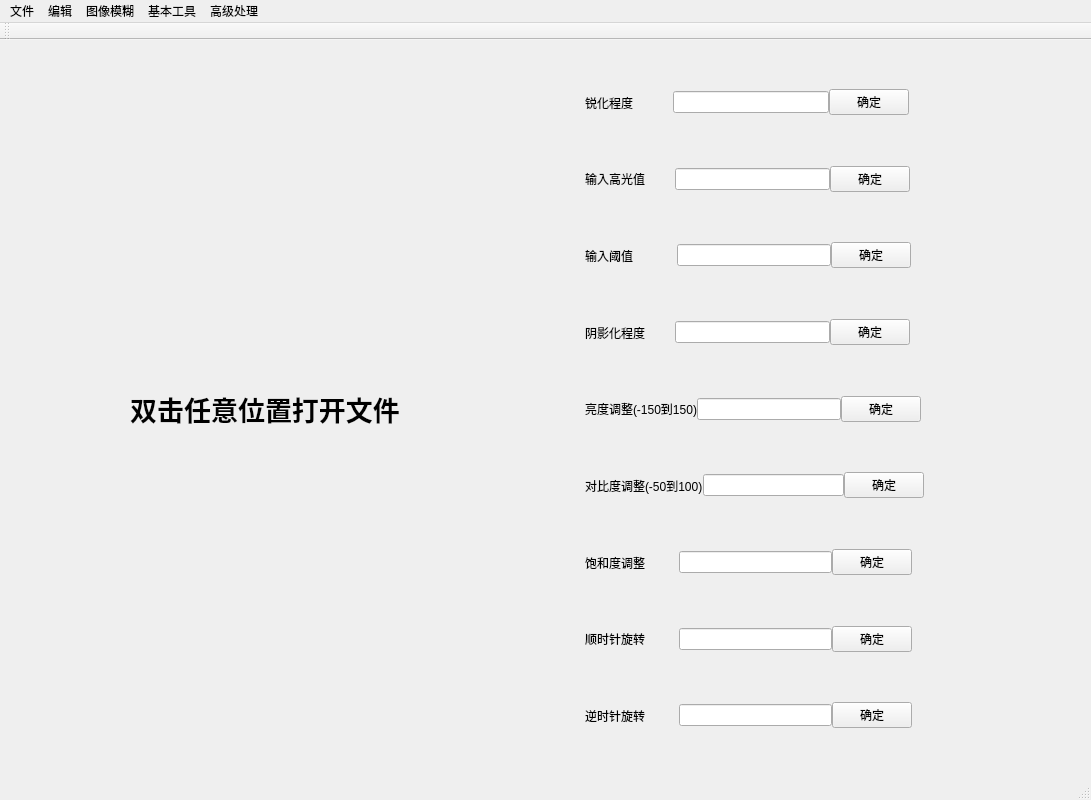
The window that ImageWithUI/ui/mainwindow.ui (Obj4ct/ImageWithUI) describes before a commit, drawn with Qt 5.
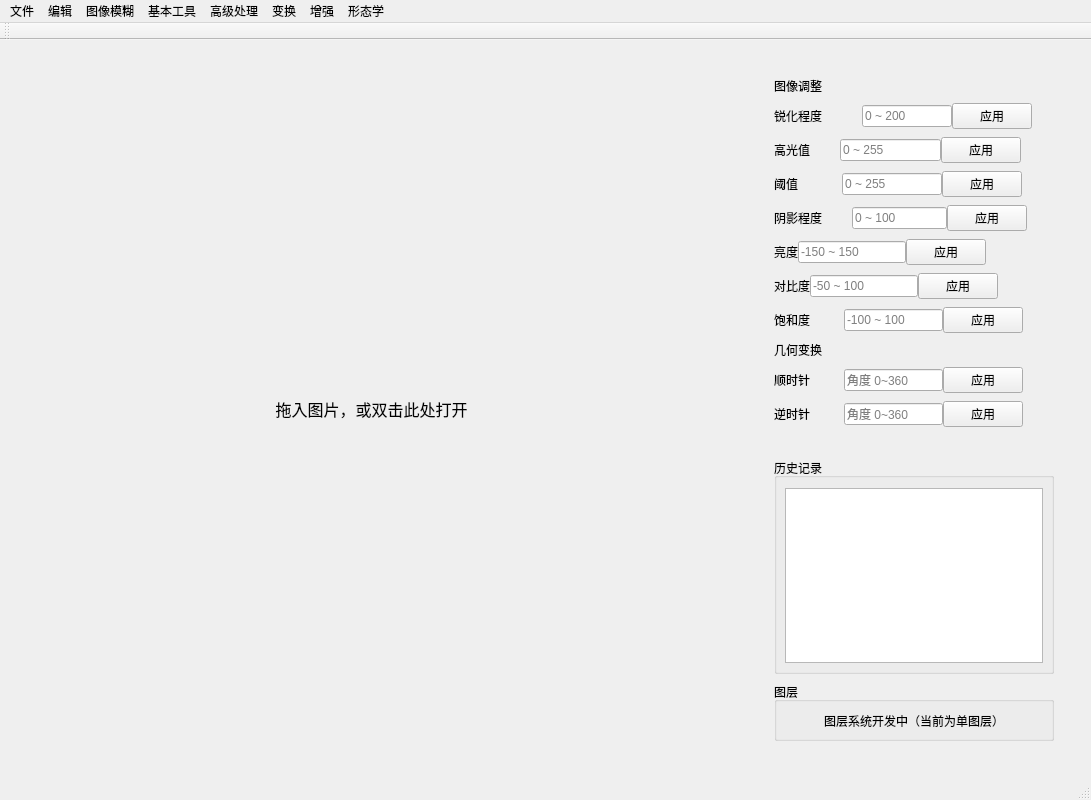
The same window after the commit. Icons and pictures are not drawn.

Commit message:
feat: 增强算子/多格式读写/界面重构，并重做眼部放大
- 新增直方图均衡、形态学、3x3 卷积、USM、裁剪等算子及对应对话框

- 打开支持 BMP/PNG/JPG/GIF/TIFF/TGA/WebP，统一转为内部 24 位 BGR

- 修复旋转崩溃（QImage 行宽 4 字节对齐越界）与反复旋转退化（改为无损基准+累计角度）

- 眼部区域液化重做为眼部放大：径向放大 + 平滑衰减，算法下沉到 Function 并加自检

- 深色/浅色主题重写，子窗口统一交给全局主题；右侧新增历史记录面板与图层占位

- 自检 47 项全绿

```diff
--- a/ImageWithUI/ui/mainwindow.ui
+++ b/ImageWithUI/ui/mainwindow.ui
@@ -15,12 +15,33 @@
   </property>
   <widget class="QWidget" name="centralwidget">
    <layout class="QHBoxLayout" name="horizontalLayout_4">
+    <property name="spacing">
+     <number>12</number>
+    </property>
+    <property name="leftMargin">
+     <number>12</number>
+    </property>
+    <property name="topMargin">
+     <number>12</number>
+    </property>
+    <property name="rightMargin">
+     <number>12</number>
+    </property>
+    <property name="bottomMargin">
+     <number>12</number>
+    </property>
     <item>
      <widget class="QLabel" name="imageLabel">
+      <property name="sizePolicy">
+       <sizepolicy hsizetype="Expanding" vsizetype="Expanding">
+        <horstretch>1</horstretch>
+        <verstretch>1</verstretch>
+       </sizepolicy>
+      </property>
       <property name="minimumSize">
        <size>
-        <width>512</width>
-        <height>512</height>
+        <width>320</width>
+        <height>320</height>
        </size>
       </property>
       <property name="maximumSize">
@@ -31,12 +52,11 @@
       </property>
       <property name="font">
        <font>
-        <pointsize>20</pointsize>
-        <bold>true</bold>
+        <pointsize>12</pointsize>
        </font>
       </property>
       <property name="text">
-       <string>双击任意位置打开文件</string>
+       <string>拖入图片，或双击此处打开</string>
       </property>
       <property name="textFormat">
        <enum>Qt::AutoText</enum>
@@ -57,6 +77,18 @@
     </item>
     <item>
      <widget class="QWidget" name="widget" native="true">
+      <property name="minimumSize">
+       <size>
+        <width>336</width>
+        <height>0</height>
+       </size>
+      </property>
+      <property name="maximumSize">
+       <size>
+        <width>336</width>
+        <height>16777215</height>
+       </size>
+      </property>
       <layout class="QHBoxLayout" name="horizontalLayout_5">
        <item>
         <spacer name="horizontalSpacer">
@@ -77,6 +109,28 @@
        <item>
         <widget class="QWidget" name="widget_14" native="true">
          <layout class="QVBoxLayout" name="verticalLayout_4">
+          <property name="spacing">
+           <number>8</number>
+          </property>
+          <property name="leftMargin">
+           <number>18</number>
+          </property>
+          <property name="topMargin">
+           <number>16</number>
+          </property>
+          <property name="rightMargin">
+           <number>16</number>
+          </property>
+          <property name="bottomMargin">
+           <number>16</number>
+          </property>
+          <item>
+           <widget class="QLabel" name="label_sec_adjust">
+            <property name="text">
+             <string>图像调整</string>
+            </property>
+           </widget>
+          </item>
           <item>
            <widget class="QWidget" name="widget_8" native="true">
             <layout class="QHBoxLayout" name="horizontalLayout_12">
@@ -103,12 +157,16 @@
               </widget>
              </item>
              <item>
-              <widget class="QLineEdit" name="lineEdit_sharpen"/>
+              <widget class="QLineEdit" name="lineEdit_sharpen">
+               <property name="placeholderText">
+                <string>0 ~ 200</string>
+               </property>
+              </widget>
              </item>
              <item>
               <widget class="QPushButton" name="btn_sharpen">
                <property name="text">
-                <string>确定</string>
+                <string>应用</string>
                </property>
               </widget>
              </item>
@@ -149,17 +207,21 @@
              <item>
               <widget class="QLabel" name="label_32">
                <property name="text">
-                <string>输入高光值         </string>
+                <string>高光值         </string>
                </property>
               </widget>
              </item>
              <item>
-              <widget class="QLineEdit" name="lineEdit_highlight"/>
+              <widget class="QLineEdit" name="lineEdit_highlight">
+               <property name="placeholderText">
+                <string>0 ~ 255</string>
+               </property>
+              </widget>
              </item>
              <item>
               <widget class="QPushButton" name="btn_highlight_ok">
                <property name="text">
-                <string>确定</string>
+                <string>应用</string>
                </property>
               </widget>
              </item>
@@ -200,17 +262,21 @@
              <item>
               <widget class="QLabel" name="label_34">
                <property name="text">
-                <string>输入阈值             </string>
+                <string>阈值             </string>
                </property>
               </widget>
              </item>
              <item>
-              <widget class="QLineEdit" name="lineEdit_threshold"/>
+              <widget class="QLineEdit" name="lineEdit_threshold">
+               <property name="placeholderText">
+                <string>0 ~ 255</string>
+               </property>
+              </widget>
              </item>
              <item>
               <widget class="QPushButton" name="btn_threshold_ok">
                <property name="text">
-                <string>确定</string>
+                <string>应用</string>
                </property>
               </widget>
              </item>
@@ -251,17 +317,21 @@
              <item>
               <widget class="QLabel" name="label_30">
                <property name="text">
-                <string>阴影化程度         </string>
+                <string>阴影程度         </string>
                </property>
               </widget>
              </item>
              <item>
-              <widget class="QLineEdit" name="lineEdit_shadow"/>
+              <widget class="QLineEdit" name="lineEdit_shadow">
+               <property name="placeholderText">
+                <string>0 ~ 100</string>
+               </property>
+              </widget>
              </item>
              <item>
               <widget class="QPushButton" name="btn_shadow_ok">
                <property name="text">
-                <string>确定</string>
+                <string>应用</string>
                </property>
               </widget>
              </item>
@@ -302,17 +372,21 @@
              <item>
               <widget class="QLabel" name="label">
                <property name="text">
-                <string>亮度调整(-150到150)</string>
+                <string>亮度</string>
                </property>
               </widget>
              </item>
              <item>
-              <widget class="QLineEdit" name="lineEdit_brightness"/>
+              <widget class="QLineEdit" name="lineEdit_brightness">
+               <property name="placeholderText">
+                <string>-150 ~ 150</string>
+               </property>
+              </widget>
              </item>
              <item>
               <widget class="QPushButton" name="btn_brightness">
                <property name="text">
-                <string>确定</string>
+                <string>应用</string>
                </property>
               </widget>
              </item>
@@ -356,17 +430,21 @@
              <item>
               <widget class="QLabel" name="label_2">
                <property name="text">
-                <string>对比度调整(-50到100)</string>
+                <string>对比度</string>
                </property>
               </widget>
              </item>
              <item>
-              <widget class="QLineEdit" name="lineEdit_contrast"/>
+              <widget class="QLineEdit" name="lineEdit_contrast">
+               <property name="placeholderText">
+                <string>-50 ~ 100</string>
+               </property>
+              </widget>
              </item>
              <item>
               <widget class="QPushButton" name="btn_contrast">
                <property name="text">
-                <string>确定</string>
+                <string>应用</string>
                </property>
               </widget>
              </item>
@@ -407,21 +485,21 @@
              <item>
               <widget class="QLabel" name="label_3">
                <property name="text">
-                <string>饱和度调整          </string>
+                <string>饱和度          </string>
                </property>
               </widget>
              </item>
              <item>
               <widget class="QLineEdit" name="lineEdit_saturation">
-               <property name="text">
-                <string/>
+               <property name="placeholderText">
+                <string>-100 ~ 100</string>
                </property>
               </widget>
              </item>
              <item>
               <widget class="QPushButton" name="btn_saturation">
                <property name="text">
-                <string>确定</string>
+                <string>应用</string>
                </property>
               </widget>
              </item>
@@ -441,6 +519,13 @@
             </layout>
            </widget>
           </item>
+          <item>
+           <widget class="QLabel" name="label_sec_transform">
+            <property name="text">
+             <string>几何变换</string>
+            </property>
+           </widget>
+          </item>
           <item>
            <widget class="QWidget" name="widget_17" native="true">
             <layout class="QHBoxLayout" name="horizontalLayout_7">
@@ -465,17 +550,21 @@
              <item>
               <widget class="QLabel" name="label_20">
                <property name="text">
-                <string>顺时针旋转          </string>
+                <string>顺时针          </string>
                </property>
               </widget>
              </item>
              <item>
-              <widget class="QLineEdit" name="lineEdit_rotate"/>
+              <widget class="QLineEdit" name="lineEdit_rotate">
+               <property name="placeholderText">
+                <string>角度 0~360</string>
+               </property>
+              </widget>
              </item>
              <item>
               <widget class="QPushButton" name="btn_rotate_ok">
                <property name="text">
-                <string>确定</string>
+                <string>应用</string>
                </property>
               </widget>
              </item>
@@ -516,17 +605,21 @@
              <item>
               <widget class="QLabel" name="label_21">
                <property name="text">
-                <string>逆时针旋转          </string>
+                <string>逆时针          </string>
                </property>
               </widget>
              </item>
              <item>
-              <widget class="QLineEdit" name="lineEdit_rotate_r"/>
+              <widget class="QLineEdit" name="lineEdit_rotate_r">
+               <property name="placeholderText">
+                <string>角度 0~360</string>
+               </property>
+              </widget>
              </item>
              <item>
               <widget class="QPushButton" name="btn_rotate_r">
                <property name="text">
-                <string>确定</string>
+                <string>应用</string>
                </property>
               </widget>
              </item>
@@ -546,6 +639,87 @@
             </layout>
            </widget>
           </item>
+          <item>
+           <spacer name="verticalSpacer_panel">
+            <property name="orientation">
+             <enum>Qt::Vertical</enum>
+            </property>
+            <property name="sizeHint" stdset="0">
+             <size>
+              <width>20</width>
+              <height>40</height>
+             </size>
+            </property>
+           </spacer>
+          </item>
+          <item>
+           <widget class="QGroupBox" name="group_history">
+            <property name="title">
+             <string>历史记录</string>
+            </property>
+            <layout class="QVBoxLayout" name="verticalLayout_history">
+             <property name="spacing">
+              <number>6</number>
+             </property>
+             <property name="leftMargin">
+              <number>8</number>
+             </property>
+             <property name="topMargin">
+              <number>10</number>
+             </property>
+             <property name="rightMargin">
+              <number>8</number>
+             </property>
+             <property name="bottomMargin">
+              <number>8</number>
+             </property>
+             <item>
+              <widget class="QListWidget" name="historyList">
+               <property name="sizePolicy">
+                <sizepolicy hsizetype="Preferred" vsizetype="Expanding">
+                 <horstretch>0</horstretch>
+                 <verstretch>1</verstretch>
+                </sizepolicy>
+               </property>
+               <property name="selectionMode">
+                <enum>QAbstractItemView::NoSelection</enum>
+               </property>
+              </widget>
+             </item>
+            </layout>
+           </widget>
+          </item>
+          <item>
+           <widget class="QGroupBox" name="group_layers">
+            <property name="title">
+             <string>图层</string>
+            </property>
+            <layout class="QVBoxLayout" name="verticalLayout_layers">
+             <property name="leftMargin">
+              <number>8</number>
+             </property>
+             <property name="topMargin">
+              <number>10</number>
+             </property>
+             <property name="rightMargin">
+              <number>8</number>
+             </property>
+             <property name="bottomMargin">
+              <number>8</number>
+             </property>
+             <item>
+              <widget class="QLabel" name="label_layers_hint">
+               <property name="text">
+                <string>图层系统开发中（当前为单图层）</string>
+               </property>
+               <property name="alignment">
+                <set>Qt::AlignCenter</set>
+               </property>
+              </widget>
+             </item>
+            </layout>
+           </widget>
+          </item>
          </layout>
         </widget>
        </item>
@@ -639,11 +813,43 @@
     <addaction name="actionface"/>
     <addaction name="actionhighContrast"/>
    </widget>
+   <widget class="QMenu" name="menu_transform">
+    <property name="title">
+     <string>变换</string>
+    </property>
+    <addaction name="actionflipH"/>
+    <addaction name="actionflipV"/>
+    <addaction name="actionrotate90"/>
+    <addaction name="actionrotate90ccw"/>
+    <addaction name="actiontranspose"/>
+    <addaction name="actionantitranspose"/>
+    <addaction name="actiontailor"/>
+   </widget>
+   <widget class="QMenu" name="menu_enhance">
+    <property name="title">
+     <string>增强</string>
+    </property>
+    <addaction name="actionequalize"/>
+    <addaction name="actionusm"/>
+    <addaction name="actionconvolution"/>
+   </widget>
+   <widget class="QMenu" name="menu_morph">
+    <property name="title">
+     <string>形态学</string>
+    </property>
+    <addaction name="actionerode"/>
+    <addaction name="actiondilate"/>
+    <addaction name="actionopenMorph"/>
+    <addaction name="actioncloseMorph"/>
+   </widget>
    <addaction name="menu"/>
    <addaction name="menu_edit"/>
    <addaction name="menu_blur"/>
    <addaction name="menu_base"/>
    <addaction name="menu_unbase"/>
+   <addaction name="menu_transform"/>
+   <addaction name="menu_enhance"/>
+   <addaction name="menu_morph"/>
   </widget>
   <widget class="QStatusBar" name="statusbar"/>
   <widget class="QToolBar" name="toolBar">
```
Left out of the diff: 67 changed lines with no effect on the pictures. The commit also changes 21 other files.
